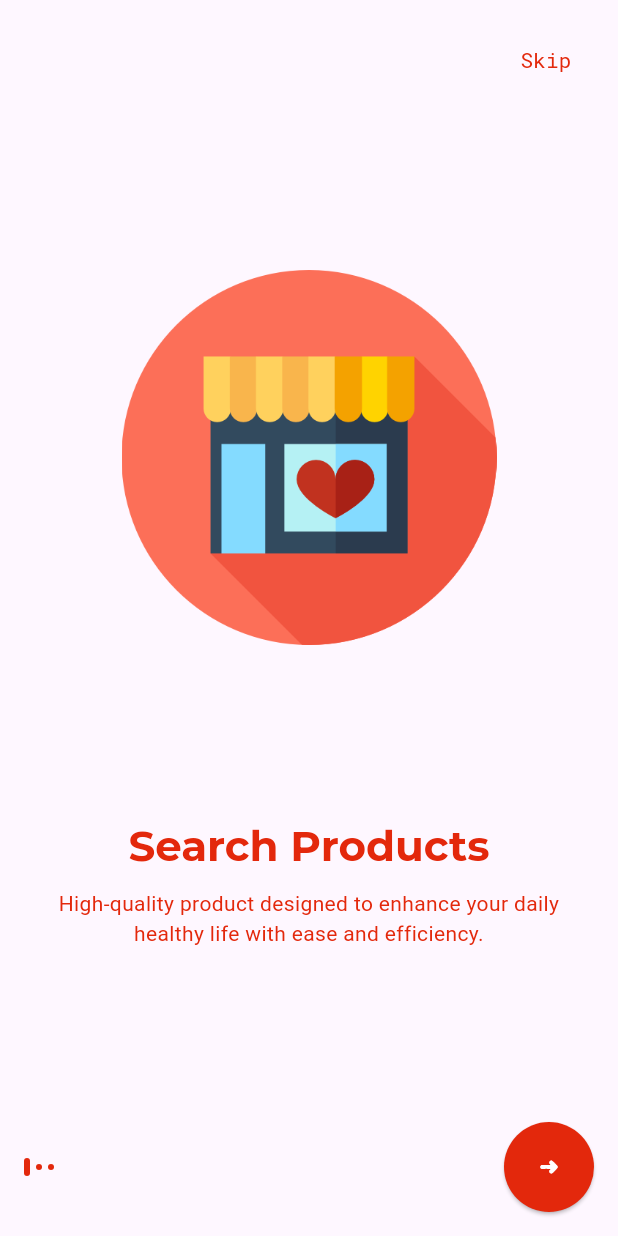
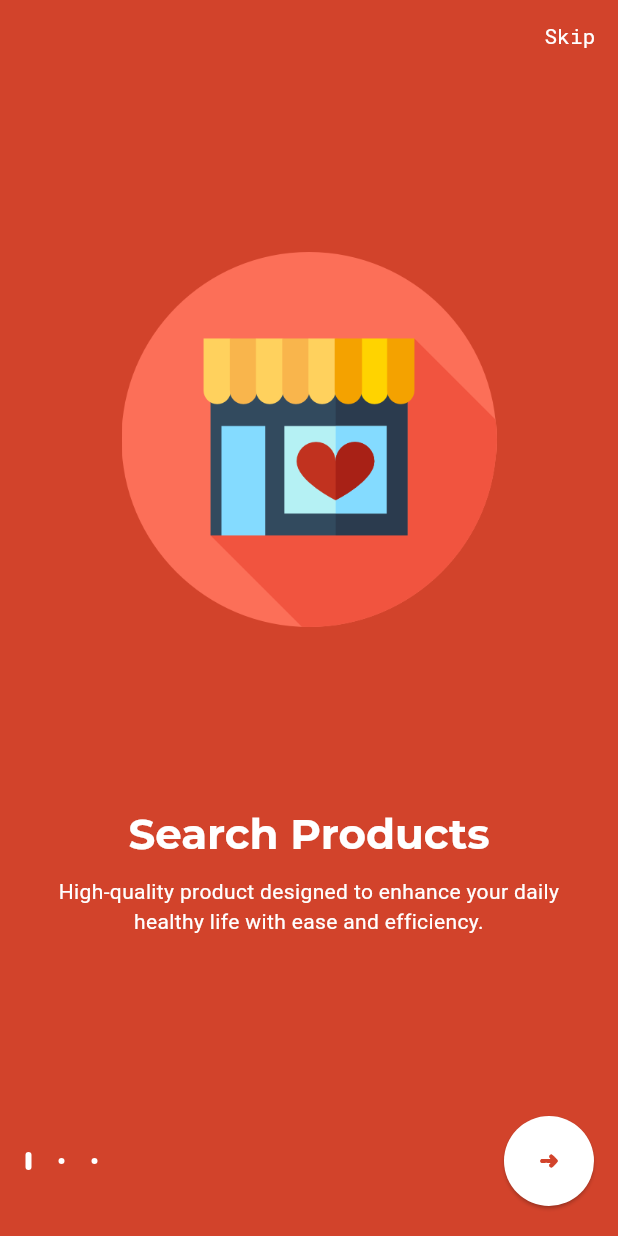
Before and after one commit to sandipbhandari07/shop_me, a Flutter app: the screen it shows after launch, on a phone screen of 412 x 824 dp. Run offline on Flutter 3.47's test engine with Material 3 defaults, Android fonts, the phone set to English and light mode, and no system bars; our stand-ins replace animated_splash_screen, flutter_svg, lottie; Roboto replaces fonts that are missing (Montse); project files that could hold a hidden picture were left out.

Commit message:
onbooardscreen changes

```diff
--- a/lib/colors/appcolors.dart
+++ b/lib/colors/appcolors.dart
@@ -1,9 +1,9 @@
 import 'package:flutter/material.dart';
 
 class AppColors {
-  static const Color page1 = Color.fromRGBO(227, 40, 12, 1.0);
+  static const Color page1 = Color.fromRGBO(210, 67, 43, 1.0);
   static const Color page2 = Color.fromRGBO(239, 163, 43, 1.0);
-  static const Color page3 = Color.fromRGBO(59, 179, 241, 1.0);
+  static const Color page3 = Color.fromRGBO(20, 179, 241, 1.0);
 
 
 }
--- a/lib/onboarding/onboardingscreen.dart
+++ b/lib/onboarding/onboardingscreen.dart
@@ -1,7 +1,6 @@
 import 'package:flutter/material.dart';
 import 'package:flutter_svg/flutter_svg.dart';
 import 'package:wucommerce/colors/appcolors.dart';
-import 'package:wucommerce/screens/welcomeback_screen.dart';
 import 'package:wucommerce/screens/welcomeback_screen.dart';
 
 class Onboardingscreen extends StatefulWidget {
@@ -37,9 +36,8 @@ class _OnboardingscreenState extends State<Onboardingscreen> {
   @override
   Widget build(BuildContext context) {
     return Scaffold(
+      backgroundColor: _getPageColor(_pageIndex),
       body: SafeArea(
-        child: Padding(
-          padding: const EdgeInsets.all(16.0),
         child: Column(
           children: [
             Row(
@@ -54,11 +52,12 @@ class _OnboardingscreenState extends State<Onboardingscreen> {
                         curve: Curves.ease,
                       );
                     },
-                      child: Text(
+                    child: const Text(
                       "Skip",
                       style: TextStyle(
-                            color: _getPageColor(_pageIndex),
-                            fontFamily: 'RobotoMono'),
+                        color: Colors.white,
+                        fontFamily: 'RobotoMono',
+                      ),
                     ),
                   ),
               ],
@@ -76,8 +75,9 @@ class _OnboardingscreenState extends State<Onboardingscreen> {
                   image: onboard_data[index].image,
                   title: onboard_data[index].title,
                   description: onboard_data[index].description,
-                    color: _getPageColor(index),
                 ),
+                //clampingscrollphysics no bouncing effect when scrolling between pages
+                physics: ClampingScrollPhysics(),
               ),
             ),
             Row(
@@ -85,15 +85,17 @@ class _OnboardingscreenState extends State<Onboardingscreen> {
                 ...List.generate(
                   onboard_data.length,
                       (index) => Padding(
-                      padding: const EdgeInsets.only(right: 4),
+                        padding: const EdgeInsets.only(left: 16.0, bottom: 20.0), // Increased padding
                     child: DotIndicator(
                       isActive: index == _pageIndex,
-                        color: _getPageColor(_pageIndex),
+                      color: Colors.white,
                     ),
                   ),
                 ),
                 const Spacer(),
-                  SizedBox(
+                Padding(
+                  padding: const EdgeInsets.only(right: 16.0, bottom: 20.0), // Moved arrow upward
+                  child: SizedBox(
                     height: 60,
                     width: 60,
                     child: ElevatedButton(
@@ -109,19 +111,18 @@ class _OnboardingscreenState extends State<Onboardingscreen> {
                       },
                       style: ElevatedButton.styleFrom(
                         shape: const CircleBorder(),
-                        backgroundColor:
-                            _getPageColor(_pageIndex), // Button color
+                        backgroundColor: Colors.white,
                       ),
                       child: SvgPicture.asset(
                         "assets/icons/arrow.svg",
-                        color: Colors.white,
+                        color: _getPageColor(_pageIndex),
+                      ),
                     ),
                   ),
                 ),
               ],
             )
           ],
-          ),
         ),
       ),
     );
@@ -153,13 +154,16 @@ class DotIndicator extends StatelessWidget {
 
   @override
   Widget build(BuildContext context) {
-    return AnimatedContainer(
+    return Padding(
+        padding: const EdgeInsets.symmetric(horizontal: 1.0),
+      child: AnimatedContainer(
         duration: const Duration(milliseconds: 300),
         height: isActive ? 12 : 4,
         width: 4,
         decoration: BoxDecoration(
           color: color,
           borderRadius: const BorderRadius.all(Radius.circular(12)),
+        ),
       ),
     );
   }
@@ -202,20 +206,20 @@ class OnBoardContent extends StatelessWidget {
     required this.image,
     required this.title,
     required this.description,
-    required this.color,
   }) : super(key: key);
 
   final String image, title, description;
-  final Color color;
 
   @override
   Widget build(BuildContext context) {
     return Column(
+      crossAxisAlignment: CrossAxisAlignment.stretch,
       children: [
         const Spacer(),
         Image.asset(
           image,
           height: 250,
+          fit: BoxFit.contain,
         ),
         const Spacer(),
         Text(
@@ -223,14 +227,20 @@ class OnBoardContent extends StatelessWidget {
           textAlign: TextAlign.center,
           style: Theme.of(context).textTheme.headlineMedium!.copyWith(
               fontWeight: FontWeight.w100,
-              color: color,
+              color: Colors.white,
               fontFamily: 'MontseBold'),
         ),
-        SizedBox(height: 10.0), // adjust the height as needed
-        Text(
+        SizedBox(height: 10.0),
+        Padding(
+          padding: const EdgeInsets.symmetric(horizontal: 16.0), // Added padding to description
+          child: Text(
             description,
             textAlign: TextAlign.center,
-          style: TextStyle(color: color, fontFamily: 'Montse'),
+            style: const TextStyle(
+              color: Colors.white,
+              fontFamily: 'Montse',
+            ),
+          ),
         ),
         const Spacer(),
       ],
```
Lines whose indentation alone changed are shown as unchanged.
